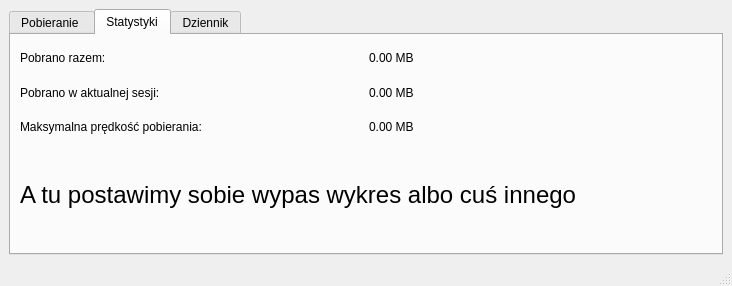
cykus/moorie, file src/moor_gui/src/qmoorie.ui: the form before one commit.
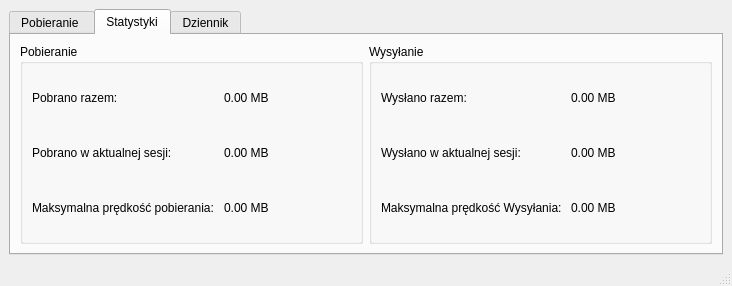
The form after the commit. The open tabs and pages were chosen to show the change.

The edit to the form file:
```diff
--- a/src/moor_gui/src/qmoorie.ui
+++ b/src/moor_gui/src/qmoorie.ui
@@ -18,7 +18,7 @@
   </property>
   <widget class="QWidget" name="centralwidget">
    <layout class="QGridLayout" name="gridLayout">
-    <item row="1" column="0">
+    <item row="0" column="0">
      <widget class="QTabWidget" name="tabWidget">
       <property name="contextMenuPolicy">
        <enum>Qt::NoContextMenu</enum>
@@ -37,68 +37,113 @@
        </attribute>
        <layout class="QGridLayout" name="gridLayout_2">
         <item row="0" column="0">
-         <layout class="QHBoxLayout" name="horizontalLayout">
-          <item>
-           <layout class="QVBoxLayout" name="verticalLayout_2">
-            <item>
-             <widget class="QLabel" name="label">
-              <property name="text">
-               <string>Pobrano razem:</string>
-              </property>
-             </widget>
-            </item>
-            <item>
-             <widget class="QLabel" name="label_4">
-              <property name="text">
-               <string>Pobrano w aktualnej sesji: </string>
-              </property>
-             </widget>
-            </item>
-            <item>
-             <widget class="QLabel" name="label_2">
-              <property name="text">
-               <string>Maksymalna prędkość pobierania:</string>
-              </property>
-             </widget>
-            </item>
-           </layout>
-          </item>
-          <item>
-           <layout class="QVBoxLayout" name="verticalLayout">
-            <item>
+         <widget class="QGroupBox" name="groupBox">
+          <property name="title">
+           <string>Pobieranie</string>
+          </property>
+          <layout class="QGridLayout" name="gridLayout_5">
+           <item row="0" column="0">
+            <layout class="QGridLayout" name="gridLayout_4">
+             <item row="0" column="1">
              <widget class="QLabel" name="allBytesRead">
               <property name="text">
                <string>0.00 MB</string>
               </property>
              </widget>
             </item>
-            <item>
+             <item row="2" column="1">
              <widget class="QLabel" name="allBytesReadSession">
               <property name="text">
                <string>0.00 MB</string>
               </property>
              </widget>
             </item>
-            <item>
+             <item row="2" column="0">
+              <widget class="QLabel" name="label_4">
+               <property name="text">
+                <string>Pobrano w aktualnej sesji: </string>
+               </property>
+              </widget>
+             </item>
+             <item row="3" column="1">
              <widget class="QLabel" name="maxDownloadSpeed">
               <property name="text">
                <string>0.00 MB</string>
               </property>
              </widget>
             </item>
+             <item row="3" column="0">
+              <widget class="QLabel" name="label_2">
+               <property name="text">
+                <string>Maksymalna prędkość pobierania: </string>
+               </property>
+              </widget>
+             </item>
+             <item row="0" column="0">
+              <widget class="QLabel" name="label">
+               <property name="text">
+                <string>Pobrano razem:</string>
+               </property>
+              </widget>
+             </item>
            </layout>
           </item>
          </layout>
+         </widget>
         </item>
-        <item row="1" column="0">
-         <widget class="QLabel" name="label_7">
+        <item row="0" column="1">
+         <widget class="QGroupBox" name="groupBox_2">
+          <property name="title">
+           <string>Wysyłanie</string>
+          </property>
+          <layout class="QGridLayout" name="gridLayout_7">
+           <item row="0" column="0">
+            <layout class="QGridLayout" name="gridLayout_6">
+             <item row="0" column="1">
+              <widget class="QLabel" name="allBytesWrite">
           <property name="text">
-           <string>&lt;!DOCTYPE HTML PUBLIC &quot;-//W3C//DTD HTML 4.0//EN&quot; &quot;http://www.w3.org/TR/REC-html40/strict.dtd&quot;&gt;
-&lt;html&gt;&lt;head&gt;&lt;meta name=&quot;qrichtext&quot; content=&quot;1&quot; /&gt;&lt;style type=&quot;text/css&quot;&gt;
-p, li { white-space: pre-wrap; }
-&lt;/style&gt;&lt;/head&gt;&lt;body style=&quot; font-family:'Bitstream Vera Sans'; font-size:8pt; font-weight:400; font-style:normal;&quot;&gt;
-&lt;p style=&quot; margin-top:0px; margin-bottom:0px; margin-left:0px; margin-right:0px; -qt-block-indent:0; text-indent:0px;&quot;&gt;&lt;span style=&quot; font-size:18pt;&quot;&gt;A tu postawimy sobie wypas wykres albo cuś innego&lt;/span&gt;&lt;/p&gt;&lt;/body&gt;&lt;/html&gt;</string>
-          </property>
+                <string>0.00 MB</string>
+               </property>
+              </widget>
+             </item>
+             <item row="2" column="1">
+              <widget class="QLabel" name="allBytesWriteSession">
+               <property name="text">
+                <string>0.00 MB</string>
+               </property>
+              </widget>
+             </item>
+             <item row="2" column="0">
+              <widget class="QLabel" name="label_5">
+               <property name="text">
+                <string>Wysłano w aktualnej sesji: </string>
+               </property>
+              </widget>
+             </item>
+             <item row="3" column="1">
+              <widget class="QLabel" name="maxUploadSpeed">
+               <property name="text">
+                <string>0.00 MB</string>
+               </property>
+              </widget>
+             </item>
+             <item row="3" column="0">
+              <widget class="QLabel" name="label_3">
+               <property name="text">
+                <string>Maksymalna prędkość Wysyłania: </string>
+               </property>
+              </widget>
+             </item>
+             <item row="0" column="0">
+              <widget class="QLabel" name="label_6">
+               <property name="text">
+                <string>Wysłano razem:</string>
+               </property>
+              </widget>
+             </item>
+            </layout>
+           </item>
+          </layout>
          </widget>
         </item>
        </layout>
```
Lines whose indentation alone changed are shown as unchanged.
